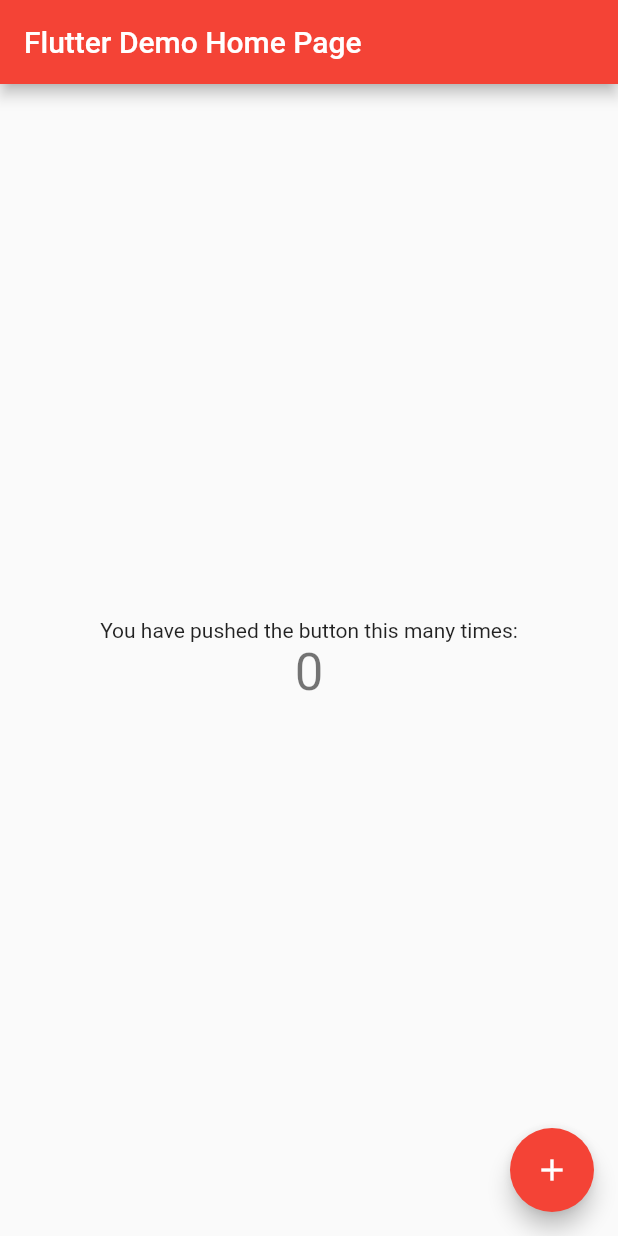
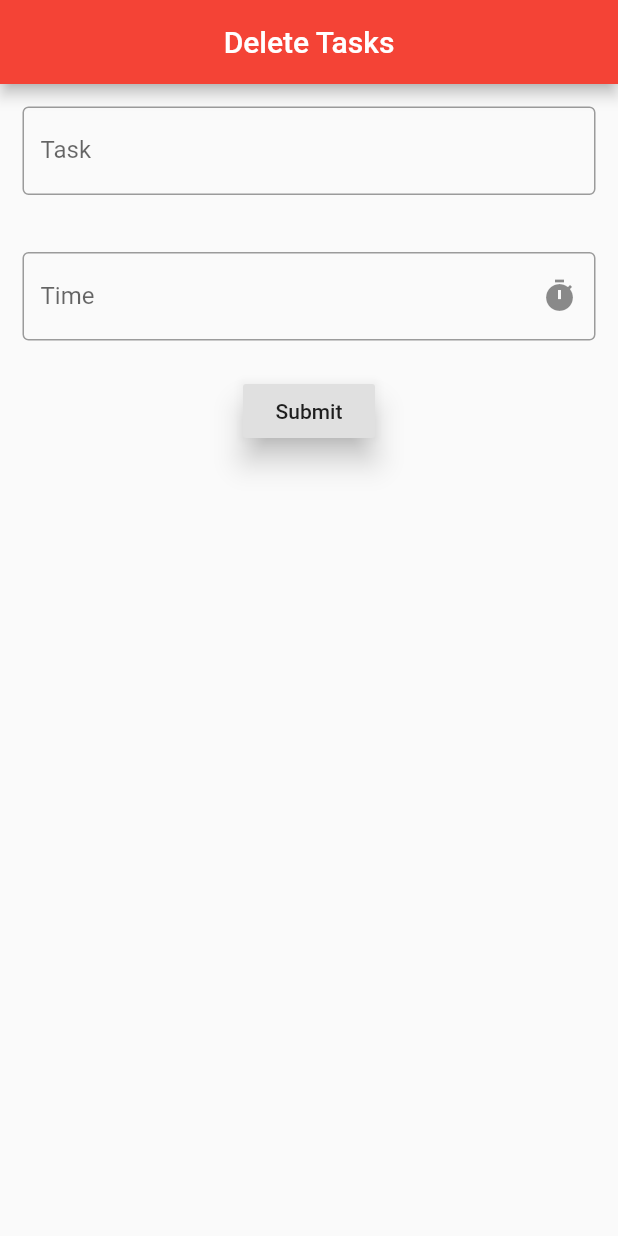
Before and after one commit to Floride125-art/Tasks, a Flutter app: the screen it shows after launch, on a phone screen of 412 x 824 dp. Run offline on Flutter 3.47's test engine with Material 2 defaults, Android fonts, the phone set to English and light mode, and no system bars.

Commit message:
added delete task

```diff
--- /dev/null
+++ b/lib/DeleteTasks.dart
@@ -0,0 +1,146 @@
+import "package:flutter/material.dart";
+
+void main() => runApp(MyDelete());
+
+class MyDelete extends StatelessWidget {
+  @override
+  Widget build(BuildContext context) {
+    return MaterialApp(
+      theme: ThemeData(
+        backgroundColor: Colors.white,
+      ),
+      home: Home(),
+    );
+  }
+}
+
+class Home extends StatefulWidget {
+  @override
+  _HomeState createState() => _HomeState();
+}
+
+class _HomeState extends State<Home> {
+// var to store
+// onChanged callback
+  int selectedIndex;
+  String titleTask;
+  String text = "No Value Entered";
+  String titleTaskb;
+  var myTitle = TextEditingController();
+  var myTime = TextEditingController();
+  String textTaskb = "No Value Entered";
+  void _setText() {
+    setState(() {
+      if (selectedIndex == null) {
+        deletetasks.add(deleteTask(
+          myTitle.text,
+          myTime.text,
+        ));
+      } else {
+        deletetasks.elementAt(selectedIndex).title = myTitle.text;
+        deletetasks.elementAt(selectedIndex).time = myTime.text;
+        selectedIndex = null;
+      }
+      myTitle.clear();
+      myTime.clear();
+    });
+  }
+
+  // List to hold all tasks
+  List<deleteTask> deletetasks = [];
+  @override
+  Widget build(BuildContext context) {
+    return Scaffold(
+      appBar: AppBar(
+        title: Text('Delete Tasks'),
+        centerTitle: true,
+        backgroundColor: Colors.red,
+      ),
+      body: SingleChildScrollView(
+        child: Column(
+          children: [
+            Padding(
+              padding: const EdgeInsets.all(15),
+              child: TextField(
+                  decoration: InputDecoration(
+                    labelText: 'Task',
+                    border: OutlineInputBorder(),
+                  ),
+                  controller: myTitle),
+            ),
+            SizedBox(
+              height: 8,
+            ),
+            Padding(
+              padding: const EdgeInsets.all(15),
+              child: TextField(
+                decoration: InputDecoration(
+                  labelText: 'Time',
+                  border: OutlineInputBorder(),
+                  suffixIcon: IconButton(
+                    icon: Icon(Icons.timer),
+                    onPressed: () async {
+                      TimeOfDay picked = await showTimePicker(
+                        context: context,
+                        initialTime: TimeOfDay.now(),
+                        builder: (BuildContext context, Widget child) {
+                          return MediaQuery(
+                            data: MediaQuery.of(context)
+                                .copyWith(alwaysUse24HourFormat: true),
+                            child: child,
+                          );
+                        },
+                      );
+                      setState(() {
+                        myTime.text = picked.format(context);
+                      });
+                    },
+                  ),
+                ),
+                controller: myTime,
+              ),
+            ),
+            SizedBox(
+              height: 8,
+            ),
+            RaisedButton(
+              onPressed: _setText,
+              child: Text(selectedIndex == null ? 'Submit' : 'Submit'),
+              elevation: 8,
+            ),
+            SizedBox(
+              height: 20,
+            ),
+            SizedBox(
+              height: 200,
+              child: ListView.builder(
+                itemCount: deletetasks.length,
+                itemBuilder: (ctx, index) {
+                  return ListTile(
+                    title: Text(deletetasks.elementAt(index).title),
+                    subtitle: Text(deletetasks.elementAt(index).time),
+                    trailing: IconButton(
+                      onPressed: () {
+                        setState(() {
+                          deletetasks.removeAt(selectedIndex = index);
+                        });
+                      },
+                      icon: Icon(Icons.delete),
+                    ),
+                  );
+                },
+              ),
+            ),
+          ],
+        ),
+      ),
+    );
+  }
+}
+
+// ignore: camel_case_types
+class deleteTask {
+  String title;
+  String time;
+  deleteTask(this.title, this.time);
+}
--- a/lib/main.dart
+++ b/lib/main.dart
@@ -1,4 +1,5 @@
 import 'package:flutter/material.dart';
+import 'DeleteTasks.dart';
 
 void main() {
   runApp(MyApp());
@@ -9,109 +10,12 @@ class MyApp extends StatelessWidget {
   @override
   Widget build(BuildContext context) {
     return MaterialApp(
-      title: 'Flutter Demo',
+      title: 'To do List',
       theme: ThemeData(
-        // This is the theme of your application.
-        //
-        // Try running your application with "flutter run". You'll see the
-        // application has a blue toolbar. Then, without quitting the app, try
-        // changing the primarySwatch below to Colors.green and then invoke
-        // "hot reload" (press "r" in the console where you ran "flutter run",
-        // or simply save your changes to "hot reload" in a Flutter IDE).
-        // Notice that the counter didn't reset back to zero; the application
-        // is not restarted.
         primarySwatch: Colors.red,
-        // This makes the visual density adapt to the platform that you run
-        // the app on. For desktop platforms, the controls will be smaller and
-        // closer together (more dense) than on mobile platforms.
         visualDensity: VisualDensity.adaptivePlatformDensity,
       ),
-      home: MyHomePage(title: 'Flutter Demo Home Page'),
+      home: MyDelete(),
     );
   }
 }
-
-class MyHomePage extends StatefulWidget {
-  MyHomePage({Key key, this.title}) : super(key: key);
-
-  // This widget is the home page of your application. It is stateful, meaning
-  // that it has a State object (defined below) that contains fields that affect
-  // how it looks.
-
-  // This class is the configuration for the state. It holds the values (in this
-  // case the title) provided by the parent (in this case the App widget) and
-  // used by the build method of the State. Fields in a Widget subclass are
-  // always marked "final".
-
-  final String title;
-
-  @override
-  _MyHomePageState createState() => _MyHomePageState();
-}
-
-class _MyHomePageState extends State<MyHomePage> {
-  int _counter = 0;
-
-  void _incrementCounter() {
-    setState(() {
-      // This call to setState tells the Flutter framework that something has
-      // changed in this State, which causes it to rerun the build method below
-      // so that the display can reflect the updated values. If we changed
-      // _counter without calling setState(), then the build method would not be
-      // called again, and so nothing would appear to happen.
-      _counter = _counter + 2;
-    });
-  }
-
-  @override
-  Widget build(BuildContext context) {
-    // This method is rerun every time setState is called, for instance as done
-    // by the _incrementCounter method above.
-    //
-    // The Flutter framework has been optimized to make rerunning build methods
-    // fast, so that you can just rebuild anything that needs updating rather
-    // than having to individually change instances of widgets.
-    return Scaffold(
-      appBar: AppBar(
-        // Here we take the value from the MyHomePage object that was created by
-        // the App.build method, and use it to set our appbar title.
-        title: Text(widget.title),
-      ),
-      body: Center(
-        // Center is a layout widget. It takes a single child and positions it
-        // in the middle of the parent.
-        child: Column(
-          // Column is also a layout widget. It takes a list of children and
-          // arranges them vertically. By default, it sizes itself to fit its
-          // children horizontally, and tries to be as tall as its parent.
-          //
-          // Invoke "debug painting" (press "p" in the console, choose the
-          // "Toggle Debug Paint" action from the Flutter Inspector in Android
-          // Studio, or the "Toggle Debug Paint" command in Visual Studio Code)
-          // to see the wireframe for each widget.
-          //
-          // Column has various properties to control how it sizes itself and
-          // how it positions its children. Here we use mainAxisAlignment to
-          // center the children vertically; the main axis here is the vertical
-          // axis because Columns are vertical (the cross axis would be
-          // horizontal).
-          mainAxisAlignment: MainAxisAlignment.center,
-          children: <Widget>[
-            Text(
-              'You have pushed the button this many times:',
-            ),
-            Text(
-              '$_counter',
-              style: Theme.of(context).textTheme.headline4,
-            ),
-          ],
-        ),
-      ),
-      floatingActionButton: FloatingActionButton(
-        onPressed: _incrementCounter,
-        tooltip: 'Increment',
-        child: Icon(Icons.add),
-      ), // This trailing comma makes auto-formatting nicer for build methods.
-    );
-  }
-}
```
